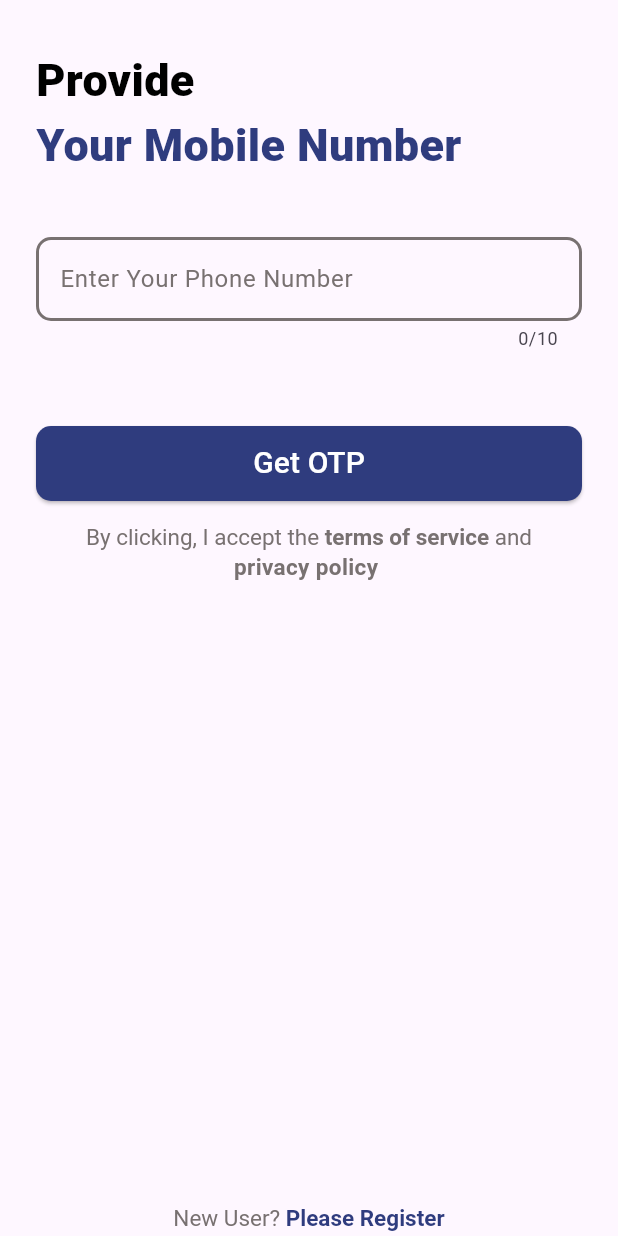
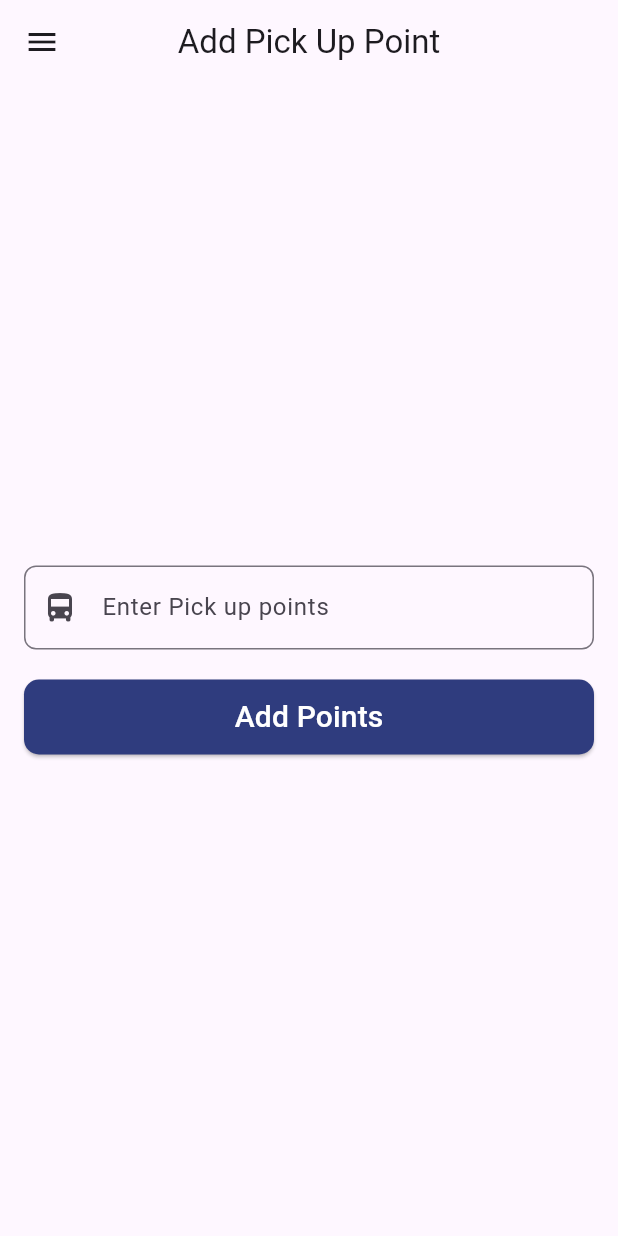
Before and after one commit to Mohammad-Rishad-p/info_cab, a Flutter app: the screen it shows after launch, on a phone screen of 412 x 824 dp. Run offline on Flutter 3.47's test engine with Material 3 defaults, Android fonts, the phone set to English and light mode, and no system bars.

Commit message:
added stop pages in admin

```diff
--- a/lib/main.dart
+++ b/lib/main.dart
@@ -1,4 +1,5 @@
 import 'package:flutter/material.dart';
+import 'package:info_cab_u/pages/admin/add_stop.dart';
 import 'package:info_cab_u/pages/user/dashboard_page.dart';
 import 'package:info_cab_u/pages/user/home_page.dart';
 import 'package:info_cab_u/pages/user/login_page.dart';
@@ -19,7 +20,7 @@ class MyApp extends StatelessWidget {
     return MaterialApp(
       debugShowCheckedModeBanner: false,
 
-      initialRoute: '/login',
+      initialRoute: '/addstop',
       routes: {
         '/': (context) => HomePage(),
         '/register': (context) => UserRegisterPage(),
@@ -27,7 +28,9 @@ class MyApp extends StatelessWidget {
         '/trips': (context) => TripsPage(),
         '/profile': (context) => ProfilePage(),
         '/login': (context) => LoginPage(),
-        '/dashboard': (context) => DashboardPage()
+        '/dashboard': (context) => DashboardPage(),
+        '/addstop': (context) => AddPickUpPointPage()
+
       },
     );
   }
--- /dev/null
+++ b/lib/pages/admin/add_stop.dart
@@ -0,0 +1,68 @@
+import 'package:flutter/material.dart';
+import 'package:info_cab_u/basic_widgets/button_widget.dart';
+
+void main() {
+  runApp(MyApp());
+}
+
+class MyApp extends StatelessWidget {
+  @override
+  Widget build(BuildContext context) {
+    return MaterialApp(
+      title: 'Add Pick Up Point',
+      theme: ThemeData(
+        primarySwatch: Colors.blue,
+      ),
+      home: AddPickUpPointPage(),
+    );
+  }
+}
+
+class AddPickUpPointPage extends StatelessWidget {
+  @override
+  Widget build(BuildContext context) {
+    return Scaffold(
+      appBar: AppBar(
+        title: Text('Add Pick Up Point'),
+
+        centerTitle: true,
+      ),
+      drawer: Drawer(), // Adds a placeholder for the drawer icon
+      body: Padding(
+        padding: const EdgeInsets.all(16.0),
+        child: Column(
+          mainAxisAlignment: MainAxisAlignment.center,
+          children: [
+            TextField(
+              decoration: InputDecoration(
+                labelText: 'Enter Pick up points',
+                prefixIcon: Icon(Icons.directions_bus),
+                border: OutlineInputBorder(
+                  borderRadius: BorderRadius.circular(8.0),
+                ),
+              ),
+              style: TextStyle(
+                color: Colors.black,
+                fontSize: 16,
+              ),
+            ),
+            SizedBox(height: 20),
+            Button(onPressed: (){}, text: 'Add Points')
+            // ElevatedButton(
+            //   onPressed: () {
+            //     // Add your onPressed code here!
+            //   },
+            //   child: Text('Add Points'),
+            //   style: ElevatedButton.styleFrom(
+            //     backgroundColor: Color(0xFF364A86), // Button background color
+            //     padding: EdgeInsets.symmetric(horizontal: 50, vertical: 15),
+            //     textStyle: TextStyle(fontSize: 16),
+            //
+            //   ),
+            // ),
+          ],
+        ),
+      ),
+    );
+  }
+}
```
